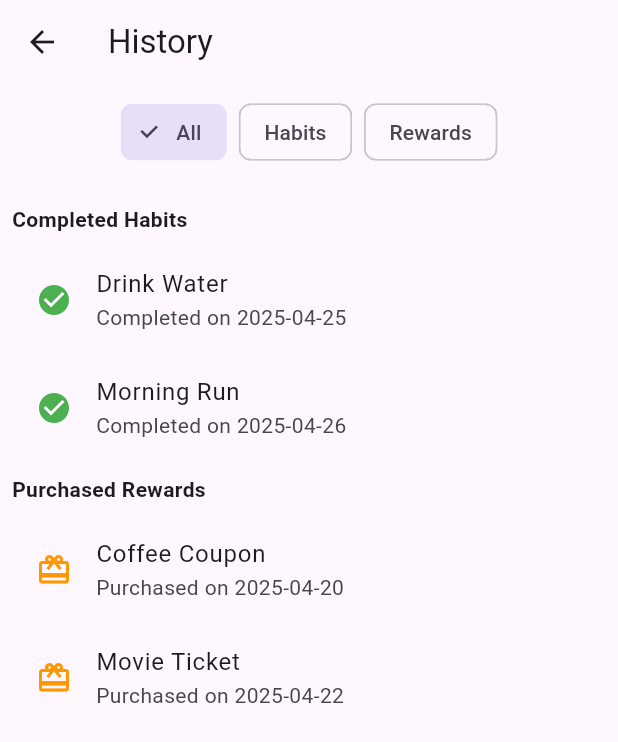
After one commit to rangelkoli/catalyst, a Flutter app: the ProfileScreen screen opened directly, after a tap on "History", on a phone screen of 412 x 824 dp. The commit adds this screen. Shown: the top 742 px of the screen. Run offline on Flutter 3.47's test engine with Material 3 defaults, Android fonts, the light colour scheme and no system bars; our stand-ins replace cloud_firestore, confetti, firebase_auth, firebase_core, fl_chart, flutter_dotenv and 2 more; accounts and stored records are empty.

Commit message:
Add history page and enhance profile screen with navigation to friends and history

```diff
--- /dev/null
+++ b/lib/history_page.dart
@@ -0,0 +1,104 @@
+import 'package:flutter/material.dart';
+
+class HistoryPage extends StatefulWidget {
+  const HistoryPage({Key? key}) : super(key: key);
+
+  @override
+  State<HistoryPage> createState() => _HistoryPageState();
+}
+
+class _HistoryPageState extends State<HistoryPage> {
+  String filter = 'All';
+  final List<Map<String, dynamic>> completedHabits = [
+    {'title': 'Drink Water', 'date': '2025-04-25'},
+    {'title': 'Morning Run', 'date': '2025-04-26'},
+  ];
+  final List<Map<String, dynamic>> purchasedRewards = [
+    {'title': 'Coffee Coupon', 'date': '2025-04-20'},
+    {'title': 'Movie Ticket', 'date': '2025-04-22'},
+  ];
+
+  @override
+  Widget build(BuildContext context) {
+    List<Widget> items = [];
+    if (filter == 'All' || filter == 'Habits') {
+      items.add(
+        const Padding(
+          padding: EdgeInsets.symmetric(vertical: 8.0),
+          child: Text(
+            'Completed Habits',
+            style: TextStyle(fontWeight: FontWeight.bold),
+          ),
+        ),
+      );
+      items.addAll(
+        completedHabits.map(
+          (habit) => ListTile(
+            leading: const Icon(Icons.check_circle, color: Colors.green),
+            title: Text(habit['title']),
+            subtitle: Text('Completed on ${habit['date']}'),
+          ),
+        ),
+      );
+    }
+    if (filter == 'All' || filter == 'Rewards') {
+      items.add(
+        const Padding(
+          padding: EdgeInsets.symmetric(vertical: 8.0),
+          child: Text(
+            'Purchased Rewards',
+            style: TextStyle(fontWeight: FontWeight.bold),
+          ),
+        ),
+      );
+      items.addAll(
+        purchasedRewards.map(
+          (reward) => ListTile(
+            leading: const Icon(Icons.card_giftcard, color: Colors.orange),
+            title: Text(reward['title']),
+            subtitle: Text('Purchased on ${reward['date']}'),
+          ),
+        ),
+      );
+    }
+
+    return Scaffold(
+      appBar: AppBar(title: const Text('History')),
+      body: Column(
+        children: [
+          Padding(
+            padding: const EdgeInsets.all(8.0),
+            child: Row(
+              mainAxisAlignment: MainAxisAlignment.center,
+              children: [
+                FilterChip(
+                  label: const Text('All'),
+                  selected: filter == 'All',
+                  onSelected: (_) => setState(() => filter = 'All'),
+                ),
+                const SizedBox(width: 8),
+                FilterChip(
+                  label: const Text('Habits'),
+                  selected: filter == 'Habits',
+                  onSelected: (_) => setState(() => filter = 'Habits'),
+                ),
+                const SizedBox(width: 8),
+                FilterChip(
+                  label: const Text('Rewards'),
+                  selected: filter == 'Rewards',
+                  onSelected: (_) => setState(() => filter = 'Rewards'),
+                ),
+              ],
+            ),
+          ),
+          Expanded(
+            child: ListView(
+              padding: const EdgeInsets.all(8.0),
+              children: items,
+            ),
+          ),
+        ],
+      ),
+    );
+  }
+}
--- a/lib/profile_screen.dart
+++ b/lib/profile_screen.dart
@@ -2,6 +2,7 @@ import 'package:flutter/material.dart';
 import 'package:firebase_auth/firebase_auth.dart';
 import 'widgets/user_points_widget.dart';
 import 'friends_screen.dart';
+import 'history_page.dart';
 
 class ProfileScreen extends StatelessWidget {
   const ProfileScreen({super.key});
@@ -32,8 +33,11 @@ class ProfileScreen extends StatelessWidget {
                 child: const Text('Sign Out'),
               ),
               const SizedBox(height: 16),
-              ElevatedButton(
-                onPressed: () {
+              ListTile(
+                leading: const Icon(Icons.group),
+                title: const Text('Friends'),
+                trailing: const Icon(Icons.arrow_forward_ios, size: 16),
+                onTap: () {
                   Navigator.push(
                     context,
                     MaterialPageRoute(
@@ -41,7 +45,20 @@ class ProfileScreen extends StatelessWidget {
                     ),
                   );
                 },
-                child: const Text('Friends'),
+              ),
+              const SizedBox(height: 16),
+              ListTile(
+                leading: const Icon(Icons.history),
+                title: const Text('History'),
+                trailing: const Icon(Icons.arrow_forward_ios, size: 16),
+                onTap: () {
+                  Navigator.push(
+                    context,
+                    MaterialPageRoute(
+                      builder: (context) => const HistoryPage(),
+                    ),
+                  );
+                },
               ),
             ],
           ],
```
Also changed, not shown: lib/services/firestore_service.dart (+40 -0 lines), lib/widgets/habit_completion_tile.dart (+9 -0 lines).
